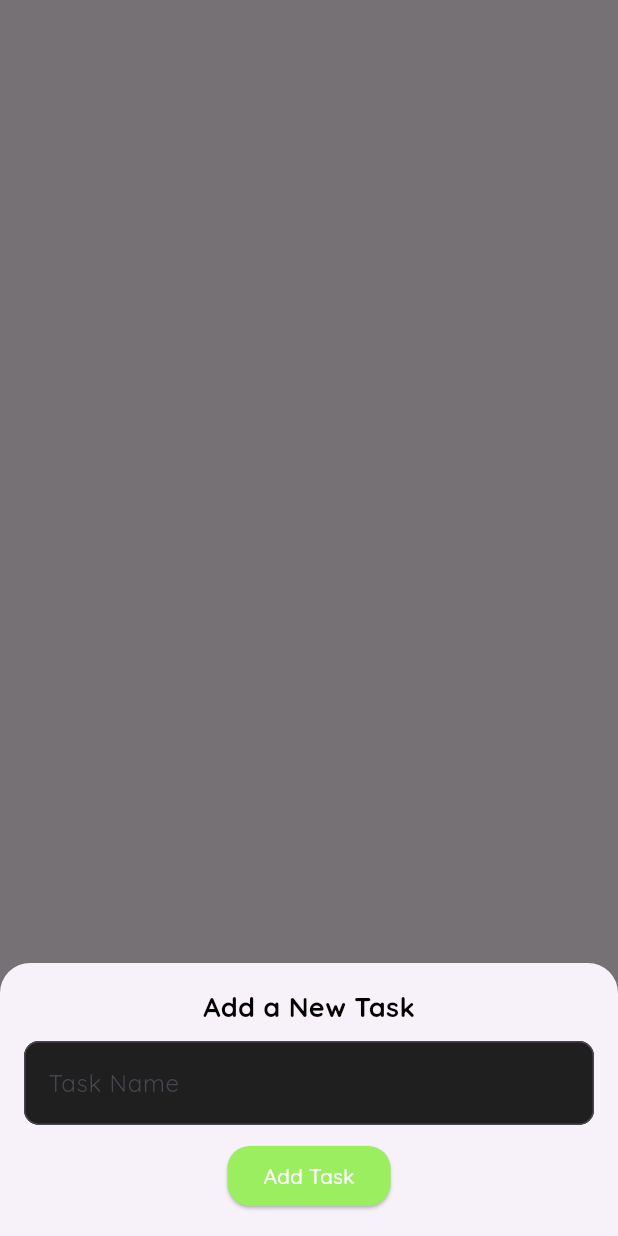
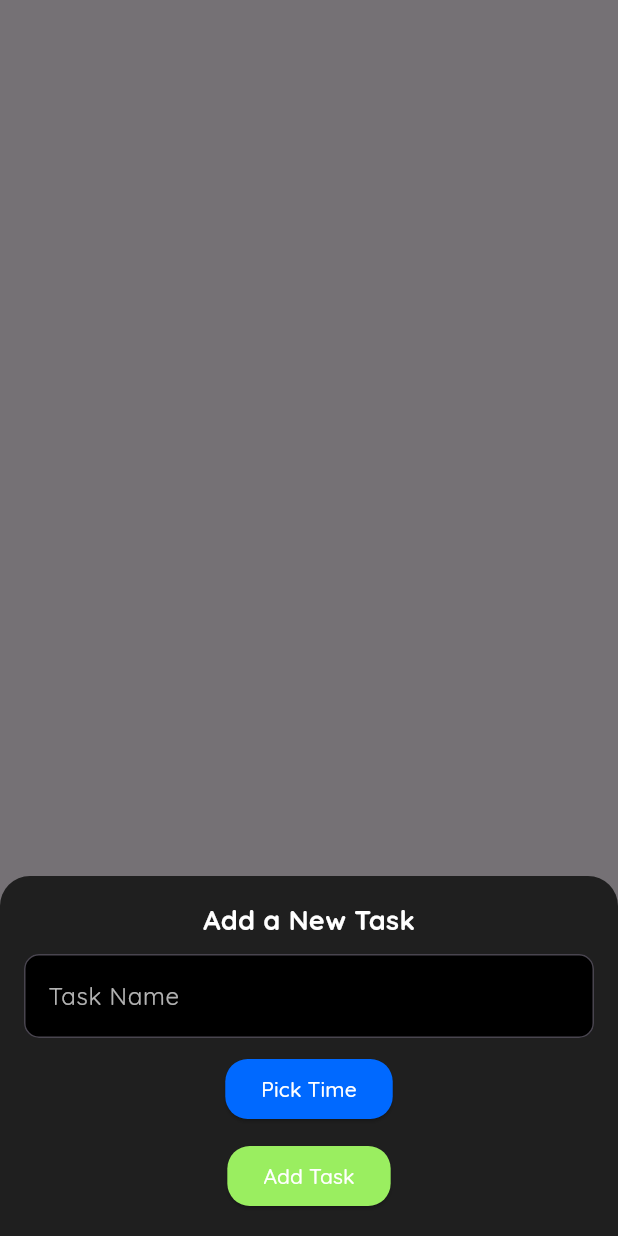
Before and after one commit to itsmeidris/reminder_of_tasks, a Flutter app: what addTaskModalBottomSheet() shows on an empty page, opened directly, on a phone screen of 412 x 824 dp. Run offline on Flutter 3.47's test engine with Material 3 defaults, Android fonts, the light colour scheme and no system bars; our stand-ins replace device_preview, flutter_local_notifications, flutter_svg, go_router, google_fonts.

Commit message:
Added the time selection options

```diff
--- a/lib/views/screens/notifications_screen.dart
+++ b/lib/views/screens/notifications_screen.dart
@@ -22,18 +22,17 @@ class _NotificationsScreenState extends State<NotificationsScreen> {
   void triggerNotification() {
     // Add your notification logic here
     NotificationsService().showNotification(
-        title: 'Hello after 5 seconds',
+        title: 'Hello after 3 seconds',
         body:
             'This is notfication is scheduled to be triggered after 5 seconds.');
   }
 
   void scheduleNotification() {
-    Future.delayed(Duration(seconds: 5), triggerNotification);
+    Future.delayed(Duration(seconds: 3), triggerNotification);
   }
 
   @override
   Widget build(BuildContext context) {
-
     return Scaffold(
       backgroundColor: AppColors.myBlack,
       appBar: CustomAppBar(),
--- a/lib/views/widgets/task_informations_dialog.dart
+++ b/lib/views/widgets/task_informations_dialog.dart
@@ -3,8 +3,12 @@ import 'package:notification_app/core/app_colors.dart';
 
 class TaskInformationsDialog {
   static void addTaskModalBottomSheet(BuildContext context) {
+    final TextEditingController taskController = TextEditingController();
+    TimeOfDay? selectedTime;
+
     showModalBottomSheet(
       context: context,
+      backgroundColor: AppColors.myBlack2,
       shape: RoundedRectangleBorder(
         borderRadius: BorderRadius.vertical(top: Radius.circular(20)),
       ),
@@ -19,30 +23,80 @@ class TaskInformationsDialog {
                 style: TextStyle(
                   fontSize: 18,
                   fontWeight: FontWeight.bold,
-                  color: AppColors.myBlack,
+                  color: AppColors.myWhite,
                 ),
               ),
               SizedBox(height: 10),
               TextField(
+                controller: taskController,
                 decoration: InputDecoration(
                   hintText: 'Task Name',
+                  hintStyle:
+                      TextStyle(color: AppColors.myWhite.withOpacity(0.7)),
                   border: OutlineInputBorder(
                     borderRadius: BorderRadius.circular(10),
                   ),
                   filled: true,
-                  fillColor: AppColors.myBlack2,
+                  fillColor: AppColors.myBlack,
+                ),
+                style: TextStyle(color: AppColors.myWhite),
+              ),
+              SizedBox(height: 10),
+              ElevatedButton(
+                onPressed: () async {
+                  selectedTime = await showTimePicker(
+                    context: context,
+                    initialTime: TimeOfDay.now(),
+                  );
+                  if (selectedTime != null) {
+                    // Update UI or handle selected time
+                    Future.delayed(Duration(seconds: 1), () {
+                      ScaffoldMessenger.of(context).showSnackBar(
+                        SnackBar(
+                          content: Text(
+                            'Selected Time: ${selectedTime!.format(context)}',
+                          ),
+                          duration: Duration(seconds: 5),
+                        ),
+                      );
+                    });
+                  }
+                },
+                style: ElevatedButton.styleFrom(
+                  backgroundColor: AppColors.myBlue,
+                  shape: RoundedRectangleBorder(
+                    borderRadius: BorderRadius.circular(15),
+                  ),
+                ),
+                child: Text(
+                  'Pick Time',
+                  style: TextStyle(color: AppColors.myWhite),
                 ),
               ),
               SizedBox(height: 10),
               ElevatedButton(
                 onPressed: () {
-                  // Handle task addition here
-                  Navigator.pop(context); // Close the modal
+                  if (taskController.text.isEmpty || selectedTime == null) {
+                    ScaffoldMessenger.of(context).showSnackBar(
+                      SnackBar(
+                        content:
+                            Text('Please enter a task name and pick a time'),
+                      ),
+                    );
+                  } else {
+                    // Handle task addition here
+                    String taskName = taskController.text;
+                    String taskTime = selectedTime!.format(context);
+
+                    debugPrint('Task Added: $taskName at $taskTime');
+                    Navigator.pop(context); // Close the modal
+                  }
                 },
                 style: ElevatedButton.styleFrom(
                   backgroundColor: AppColors.myGreen,
                   shape: RoundedRectangleBorder(
-                      borderRadius: BorderRadius.circular(15)),
+                    borderRadius: BorderRadius.circular(15),
+                  ),
                 ),
                 child: Text(
                   'Add Task',
```
